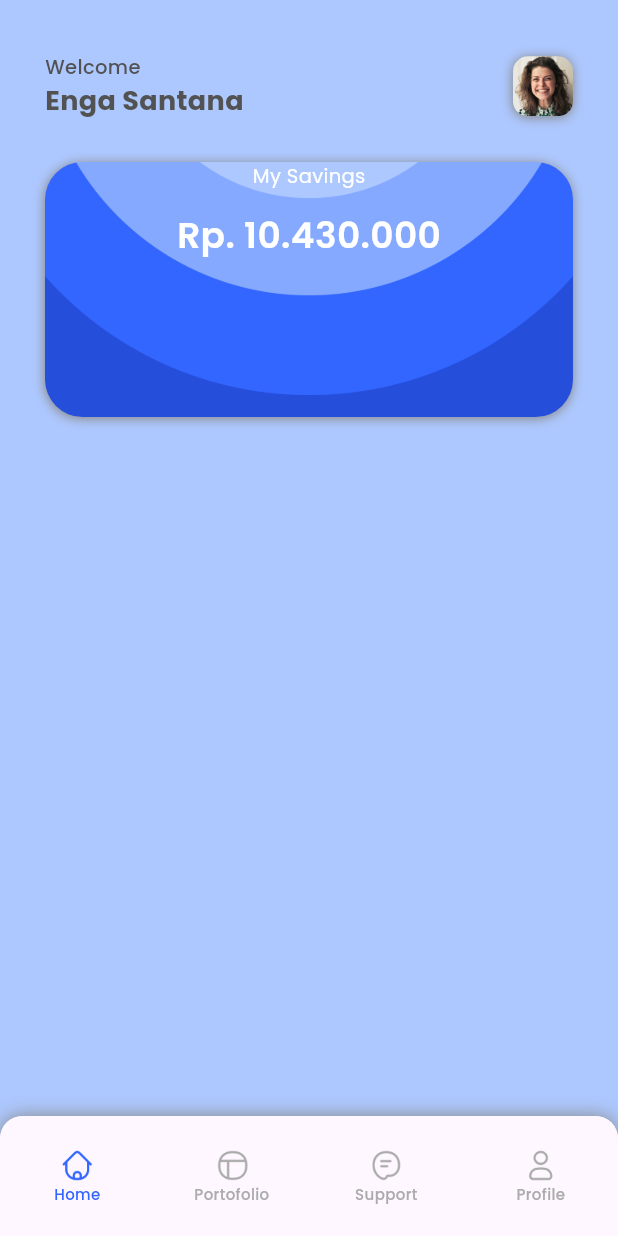
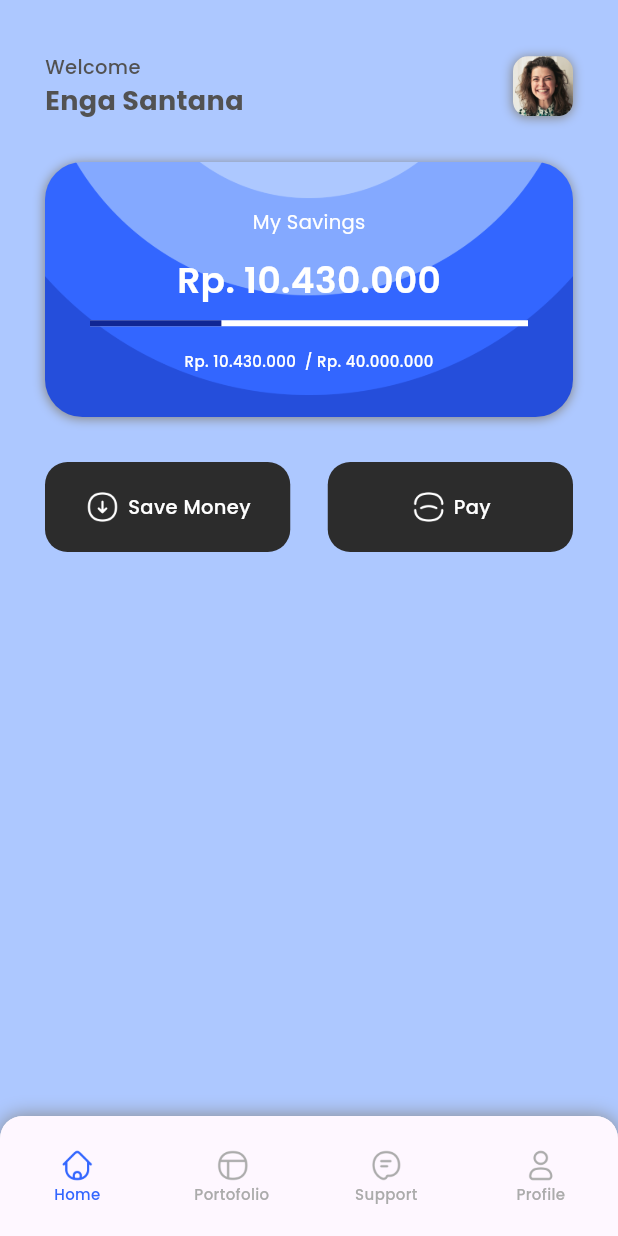
Before and after one commit to septyaanp/21102177_TI3_ppb2234-2coba, a Flutter app: the MainPage screen opened by its route, on a phone screen of 412 x 824 dp. Run offline on Flutter 3.47's test engine with Material 3 defaults, Android fonts, the phone set to English and light mode, and no system bars; drawn by our look-alikes of percent_indicator; our stand-ins replace bloc, equatable, flutter_bloc, google_fonts.

Commit message:
Finish Header

```diff
--- a/saving_app_prak6/analysis_options.yaml
+++ b/saving_app_prak6/analysis_options.yaml
@@ -7,7 +7,7 @@
 
 # The following line activates a set of recommended lints for Flutter apps,
 # packages, and plugins designed to encourage good coding practices.
-include: package:flutter_lints/flutter.yaml
+#include: package:flutter_lints/flutter.yaml
 
 linter:
   # The lint rules applied to this project can be customized in the
--- a/saving_app_prak6/lib/pages/home/home_page.dart
+++ b/saving_app_prak6/lib/pages/home/home_page.dart
@@ -1,4 +1,5 @@
 import 'package:flutter/material.dart';
+import 'package:percent_indicator/linear_percent_indicator.dart';
 import 'package:saving_app_prak6/styles/colors.dart';
 import 'package:saving_app_prak6/styles/text_style.dart';
 
@@ -80,6 +81,7 @@ class HomePage extends StatelessWidget {
                       ],
                     ),
                     child: Column(
+                      mainAxisAlignment: MainAxisAlignment.center,
                       children: [
                         Text(
                           'My Savings',
@@ -92,8 +94,35 @@ class HomePage extends StatelessWidget {
                           'Rp. 10.430.000',
                           style: kHeading5.copyWith(color: kWhite),
                         ),
+                        SizedBox(
+                          height: 10,
+                        ),
+                        LinearPercentIndicator(
+                          lineHeight: 4,
+                          padding: EdgeInsets.symmetric(horizontal: 0),
+                          progressColor: kEgyptianBlue,
+                          percent: 0.3,
+                          backgroundColor: kWhite,
+                        ),
+                        SizedBox(height: 16),
+                        Text(
+                          'Rp. 10.430.000  / Rp. 40.000.000',
+                          style: kCaption.copyWith(
+                            color: kWhite,
+                          ),
+                        )
                       ],
                     ),
+                  ),
+                  SizedBox(height: 30),
+                  Row(
+                    children: [
+                      _trasactionButton('assets/icons/save.png', 'Save Money'),
+                      SizedBox(
+                        width: 25,
+                      ),
+                      _trasactionButton('assets/icons/pay.png', 'Pay'),
+                    ],
                   )
                 ],
               ),
@@ -103,4 +132,36 @@ class HomePage extends StatelessWidget {
       ),
     );
   }
+
+  Widget _trasactionButton(String icon, String text) {
+    return Expanded(
+      child: Container(
+        constraints: BoxConstraints.expand(
+          height: 60,
+        ),
+        decoration: BoxDecoration(
+          color: kNightBlack,
+          borderRadius: BorderRadius.all(
+            Radius.circular(15),
+          ),
+        ),
+        child: Row(
+          mainAxisAlignment: MainAxisAlignment.center,
+          children: [
+            Image.asset(
+              icon,
+              width: 24,
+            ),
+            SizedBox(
+              width: 5,
+            ),
+            Text(
+              text,
+              style: kBody1.copyWith(color: kWhite),
+            ),
+          ],
+        ),
+      ),
+    );
+  }
 }
```
